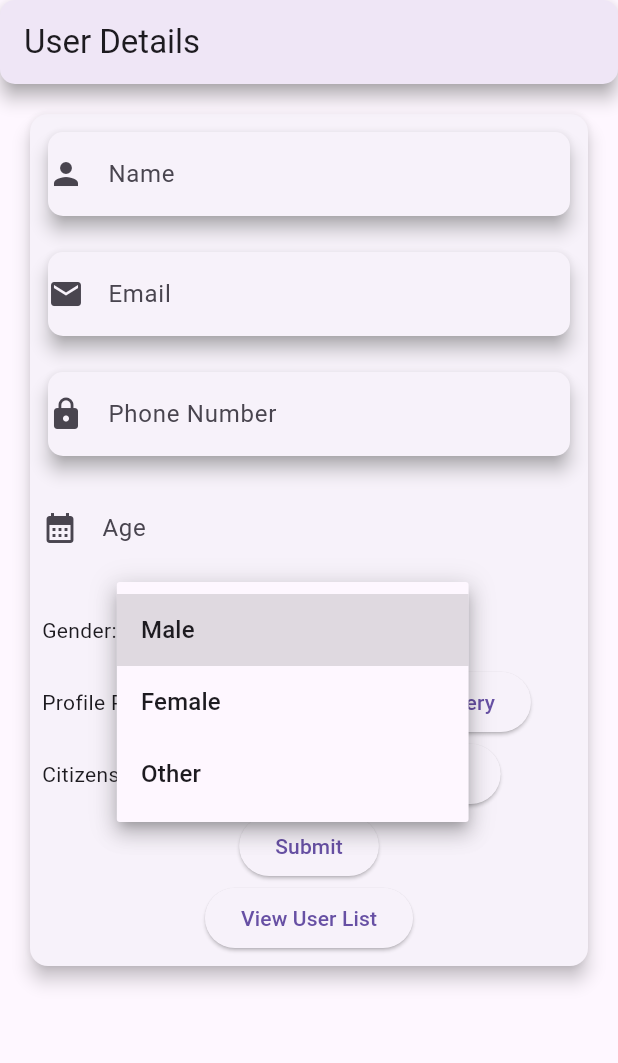
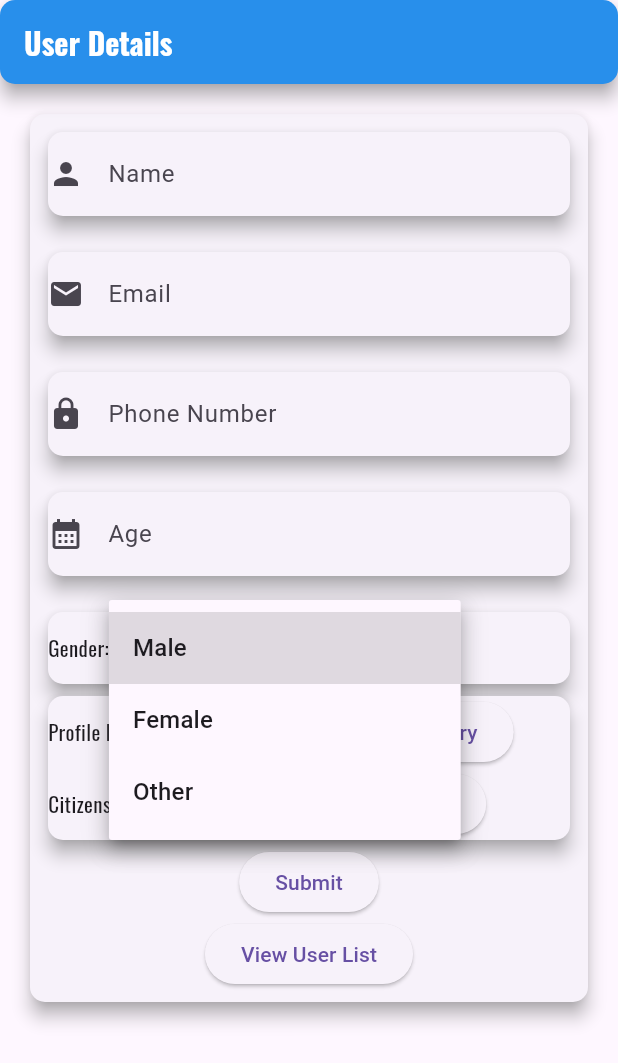
Before and after one commit to RishabShrestha1/Personal_Assigned_Task, a Flutter app: the screen it shows after launch, after a tap on "Please Select A Gender", on a phone screen of 412 x 824 dp. Shown: the top 1063 px of the screen. Run offline on Flutter 3.47's test engine with Material 3 defaults, Android fonts, the phone set to English and light mode, and no system bars; our stand-ins replace google_fonts, image_picker, shared_preferences.

Commit message:
continued working on ui

```diff
--- a/customform/lib/components/dropdown.dart
+++ b/customform/lib/components/dropdown.dart
@@ -36,6 +36,10 @@ class _MyDropDownState extends State<MyDropDown> {
         },
         hint: Text(widget.hint), // Optional: Add a hint text
         value: selectedGender,
-    );
+        icon: const Icon(Icons.arrow_drop_down_circle_outlined),
+        underline: Container(
+          height: 2,
+          color: const Color.fromARGB(0, 33, 149, 243),
+        ));
   }
 }
--- /dev/null
+++ b/customform/lib/components/text.dart
@@ -0,0 +1,18 @@
+import 'package:flutter/material.dart';
+import 'package:google_fonts/google_fonts.dart';
+
+class textLabels extends StatelessWidget {
+  final String texts;
+
+  const textLabels({Key? key, required this.texts}) : super(key: key);
+
+  @override
+  Widget build(BuildContext context) {
+    return Text(
+      texts,
+      style: GoogleFonts.oswald(
+        fontSize: 14,
+      ),
+    );
+  }
+}
--- a/customform/lib/form.dart
+++ b/customform/lib/form.dart
@@ -1,6 +1,7 @@
 // ignore_for_file: prefer_const_constructors
 
 import 'package:customform/components/dropdown.dart';
+import 'package:customform/components/text.dart';
 import 'package:customform/components/textfield.dart';
 import 'package:customform/data/gender_data.dart';
 import 'package:customform/screen/userlistscreen.dart';
@@ -150,6 +151,25 @@ class _MyAppState extends State<MyApp> {
   @override
   Widget build(BuildContext context) {
     return MaterialApp(
+      theme: ThemeData(
+        primarySwatch: Colors.blue,
+        appBarTheme: AppBarTheme(
+          backgroundColor: Colors.blue,
+          titleTextStyle: TextStyle(
+            color: Colors.white,
+            fontSize: 20.0,
+            fontFamily: GoogleFonts.oswald().fontFamily,
+            fontWeight: FontWeight.bold,
+          ),
+        ),
+        cardTheme: CardTheme(
+          elevation: 5.0,
+          shadowColor: Colors.grey,
+          shape: RoundedRectangleBorder(
+            borderRadius: BorderRadius.circular(10.0),
+          ),
+        ),
+      ),
       debugShowCheckedModeBanner: false,
       title: 'Flutter Demo',
       home: SafeArea(
@@ -183,13 +203,8 @@ class _MyAppState extends State<MyApp> {
                         key: _formKey,
                         child: Column(
                           mainAxisAlignment: MainAxisAlignment.spaceBetween,
-                          children: [
+                          children: <Widget>[
                             Card(
-                              elevation: 5,
-                              shape: RoundedRectangleBorder(
-                                borderRadius: BorderRadius.circular(10.0),
-                              ),
-                              shadowColor: Colors.grey,
                               child: TextInput(
                                 hintText: "Enter Your Name Please",
                                 labelText: "Name",
@@ -205,11 +220,6 @@ class _MyAppState extends State<MyApp> {
                             ),
                             SizedBox(height: 16.0), // Add some spacing
                             Card(
-                              elevation: 5,
-                              shape: RoundedRectangleBorder(
-                                borderRadius: BorderRadius.circular(10.0),
-                              ),
-                              shadowColor: Colors.grey,
                               child: TextInput(
                                 hintText: "Email",
                                 labelText: "Email",
@@ -228,11 +238,6 @@ class _MyAppState extends State<MyApp> {
 
                             SizedBox(height: 16.0), // Add some spacing
                             Card(
-                              elevation: 5,
-                              shape: RoundedRectangleBorder(
-                                borderRadius: BorderRadius.circular(10.0),
-                              ),
-                              shadowColor: Colors.grey,
                               child: TextInput(
                                 hintText: "Phone Number",
                                 labelText: "Phone Number",
@@ -251,7 +256,8 @@ class _MyAppState extends State<MyApp> {
                               ),
                             ),
                             SizedBox(height: 16.0), // Add some spacing
-                            TextInput(
+                            Card(
+                              child: TextInput(
                                 hintText: "Age",
                                 labelText: "Age",
                                 displayIcon: Icon(Icons.calendar_month),
@@ -263,10 +269,13 @@ class _MyAppState extends State<MyApp> {
                                 },
                                 controller: _ageController,
                               ),
+                            ),
                             SizedBox(height: 16.0), // Add some spacing
+                            Card(
+                              child: Column(children: [
                                 Row(
                                   children: [
-                                Text("Gender:"),
+                                    textLabels(texts: "Gender:"),
                                     SizedBox(width: 16.0), // Add some spacing
                                     MyDropDown(
                                       listFrom: GenderData.genders,
@@ -285,15 +294,21 @@ class _MyAppState extends State<MyApp> {
                                     'Please select a gender',
                                     style: TextStyle(color: Colors.red),
                                   ),
+                              ]),
+                            ),
+                            Card(
+                              child: Column(
+                                children: [
                                   Row(
                                     children: [
-                                Text("Profile Picture:"),
+                                      textLabels(texts: "Profile Picture:"),
                                       SizedBox(width: 16.0), // Add some spacing
                                       ElevatedButton(
                                         onPressed: () {
                                           _pickImage(true);
                                         },
-                                  child: Text("Select image From Gallery"),
+                                        child:
+                                            Text("Select image From Gallery"),
                                       ),
                                     ],
                                   ),
@@ -316,16 +331,16 @@ class _MyAppState extends State<MyApp> {
                                         ),
                                     ],
                                   ),
-
                                   Row(
                                     children: [
-                                Text("Citizenship:"),
+                                      textLabels(texts: "Citizenship:"),
                                       SizedBox(width: 16.0), // Add some spacing
                                       ElevatedButton(
                                         onPressed: () {
                                           _pickImage(false);
                                         },
-                                  child: Text("Select image From Gallery"),
+                                        child:
+                                            Text("Select image From Gallery"),
                                       ),
                                     ],
                                   ),
@@ -350,12 +365,17 @@ class _MyAppState extends State<MyApp> {
                                             visible: isCitizenshipPhotoMissing,
                                             child: Text(
                                               'No Citizenship picture selected',
-                                        style: TextStyle(color: Colors.red),
+                                              style:
+                                                  TextStyle(color: Colors.red),
                                             ),
                                           ),
                                         )
                                     ],
                                   ),
+                                ],
+                              ),
+                            ),
+
                             ElevatedButton(
                               onPressed: () {
                                 _submitForm();
--- a/customform/lib/main.dart
+++ b/customform/lib/main.dart
@@ -17,6 +17,13 @@ void main() {
             fontWeight: FontWeight.bold,
           ),
         ),
+        cardTheme: CardTheme(
+          elevation: 5.0,
+          shadowColor: Colors.grey,
+          shape: RoundedRectangleBorder(
+            borderRadius: BorderRadius.circular(10.0),
+          ),
+        ),
       ),
       home: MyApp(),
     ),
```
Lines whose indentation alone changed are shown as unchanged.
